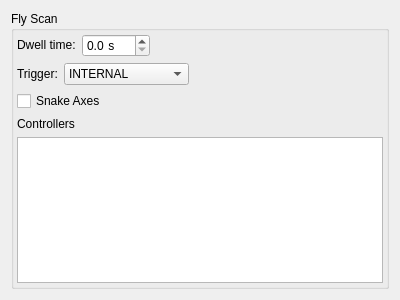
Qt form src/firefly/plans/fly_scan.ui (spc-group/haven) before a commit.
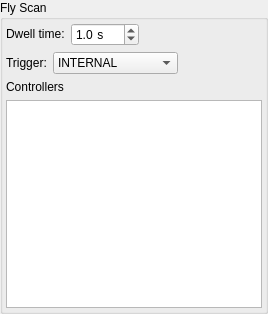
The same form after that commit.

Commit message: Added fly scan control widgets to the grid scan plan display.

The edit to the form file:
```diff
--- a/src/firefly/plans/fly_scan.ui
+++ b/src/firefly/plans/fly_scan.ui
@@ -6,14 +6,26 @@
    <rect>
     <x>0</x>
     <y>0</y>
-    <width>400</width>
-    <height>300</height>
+    <width>268</width>
+    <height>314</height>
    </rect>
   </property>
   <property name="windowTitle">
    <string>Form</string>
   </property>
   <layout class="QVBoxLayout" name="verticalLayout">
+   <property name="leftMargin">
+    <number>0</number>
+   </property>
+   <property name="topMargin">
+    <number>0</number>
+   </property>
+   <property name="rightMargin">
+    <number>0</number>
+   </property>
+   <property name="bottomMargin">
+    <number>0</number>
+   </property>
    <item>
     <widget class="QGroupBox" name="fly_groupbox">
      <property name="title">
@@ -58,6 +70,9 @@
           <property name="stepType">
            <enum>QAbstractSpinBox::AdaptiveDecimalStepType</enum>
           </property>
+          <property name="value">
+           <double>1.000000000000000</double>
+          </property>
          </widget>
         </item>
         <item>
@@ -113,13 +128,6 @@
         </item>
        </layout>
       </item>
-      <item>
-       <widget class="QCheckBox" name="snake_checkbox">
-        <property name="text">
-         <string>Snake Axes</string>
-        </property>
-       </widget>
-      </item>
       <item>
        <widget class="QLabel" name="label">
         <property name="text">
```
The commit also changes 7 other files.
